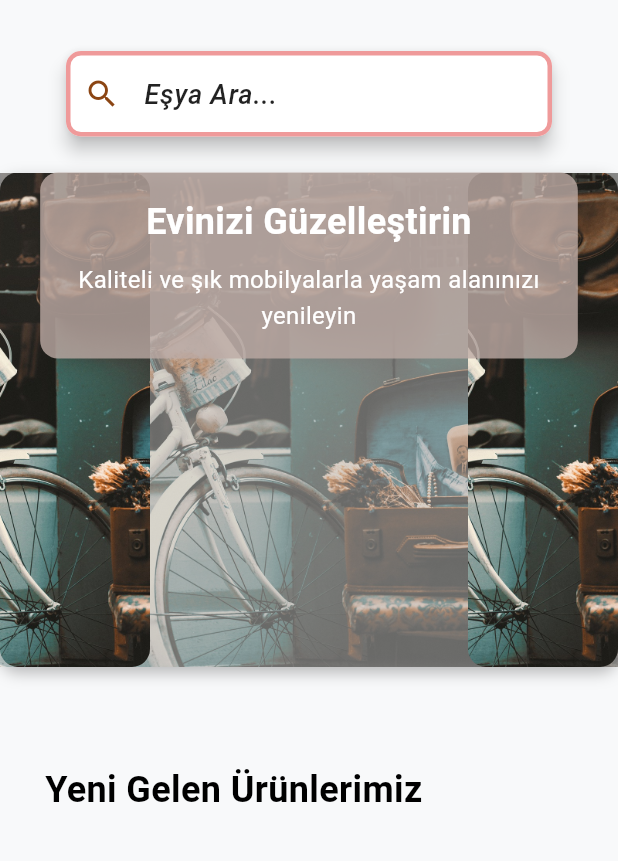
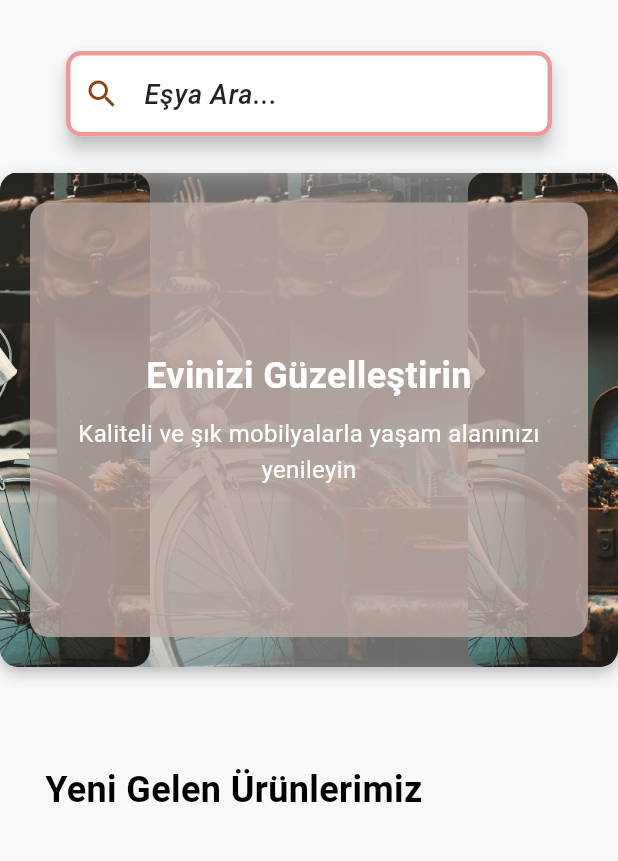
Before and after one commit to ferdidrgn/SaglamSpot, a Flutter app: the screen it shows after launch, on a phone screen of 412 x 824 dp, the part 132-993 px from its top. Run offline on Flutter 3.47's test engine with Material 3 defaults, Android fonts, the phone set to English and light mode, and no system bars; our stand-ins replace cloud_firestore, dartz, equatable, firebase_core, firebase_storage, flutter_bloc and 4 more; accounts and stored records are empty; statements that could not run were skipped.

Commit message:
Update custom_decorated_card.dart

```diff
--- a/lib/core/widgets/custom_decorated_card.dart
+++ b/lib/core/widgets/custom_decorated_card.dart
@@ -33,6 +33,7 @@ class CustomDecoratedCard extends StatelessWidget {
           Positioned.fill(
             child: Container(
               decoration: BoxDecoration(
+                borderRadius: BorderRadius.circular(12),
                 image: DecorationImage(
                   image: AssetImage(imageUrl),
                   fit: BoxFit.cover,
@@ -65,8 +66,11 @@ class CustomDecoratedCard extends StatelessWidget {
               ),
             ),
           ),
-          Align(
-            alignment: Alignment.center,
+          Positioned.fill(
+            top: 20,
+            left: 20,
+            right: 20,
+            bottom: 20,
             child: Container(
               width: MediaQuery.of(context).size.width * 0.87,
               padding: const EdgeInsets.all(16.0),
```
